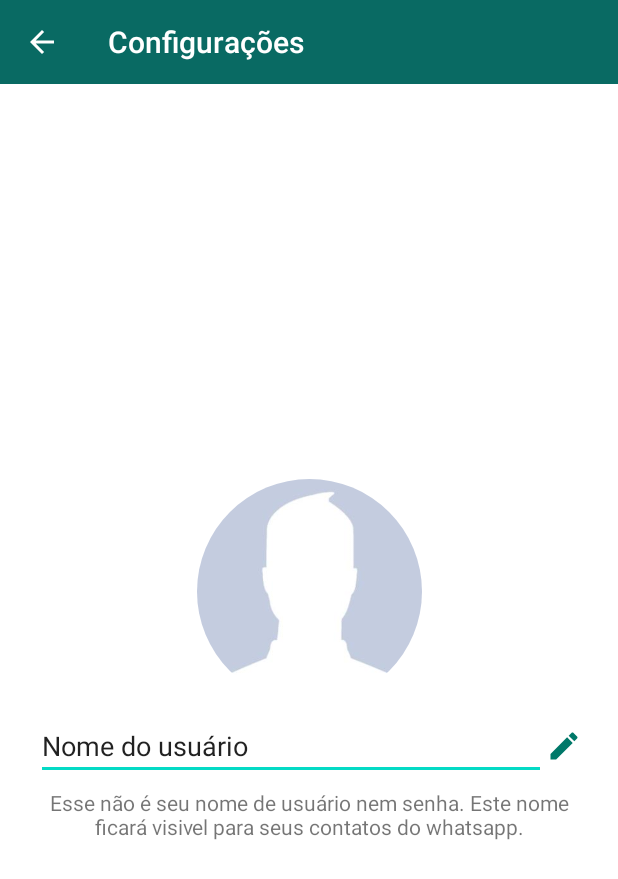
After one commit to AnthoniIP/WhatsAppCloneJavaAndroid, an Android app: the ConfigActivity screen opened directly, with no data from a screen before it, on a phone screen of 412 x 824 dp. The commit adds this screen. Shown: the top 879 px of the screen. Run offline under Robolectric (Android 15) with nearby library versions, the phone set to English and light mode, and no system bars; our stand-ins replace CircleImageView.

Commit message:
Criada tela de configurações, adicionado cadastro no firebase database na tela de cadastro.

```diff
--- a/app/build.gradle
+++ b/app/build.gradle
@@ -11,7 +11,7 @@ android {
         targetSdkVersion 29
         versionCode 1
         versionName "1.0"
-
+        android.defaultConfig.vectorDrawables.useSupportLibrary = true
         testInstrumentationRunner "androidx.test.runner.AndroidJUnitRunner"
     }
 
@@ -46,5 +46,7 @@ dependencies {
     //Optional: see how to use the utility.
     implementation 'com.ogaclejapan.smarttablayout:utils-v4:2.0.0@aar'
 
+    //lib para arredondamento de imagens
+    implementation 'de.hdodenhof:circleimageview:3.1.0'
 
 }
--- /dev/null
+++ b/app/src/main/java/com/aidev/whatsapp/activity/ConfigActivity.java
@@ -0,0 +1,31 @@
+package com.aidev.whatsapp.activity;
+
+import android.os.Bundle;
+import androidx.appcompat.widget.Toolbar;
+
+import androidx.annotation.Nullable;
+import androidx.appcompat.app.AppCompatActivity;
+
+import com.aidev.whatsapp.R;
+
+
+/*
+
+created by Anthoni Ipiranga
+
+*/   public class ConfigActivity extends AppCompatActivity {
+
+    Toolbar toolbar;
+
+    @Override
+    protected void onCreate(@Nullable Bundle savedInstanceState) {
+        super.onCreate(savedInstanceState);
+        setContentView(R.layout.activity_config);
+
+        toolbar = findViewById(R.id.toolbarPrincipal);
+        toolbar.setTitle("Configurações");
+        setSupportActionBar(toolbar);
+
+        getSupportActionBar().setDisplayHomeAsUpEnabled(true);
+    }
+}
--- /dev/null
+++ b/app/src/main/res/drawable/ic_baseline_create_24.xml
@@ -0,0 +1,5 @@
+<vector android:height="24dp" android:tint="#007869"
+    android:viewportHeight="24" android:viewportWidth="24"
+    android:width="24dp" xmlns:android="http://schemas.android.com/apk/res/android">
+    <path android:fillColor="@android:color/white" android:pathData="M3,17.25V21h3.75L17.81,9.94l-3.75,-3.75L3,17.25zM20.71,7.04c0.39,-0.39 0.39,-1.02 0,-1.41l-2.34,-2.34c-0.39,-0.39 -1.02,-0.39 -1.41,0l-1.83,1.83 3.75,3.75 1.83,-1.83z"/>
+</vector>
--- /dev/null
+++ b/app/src/main/res/layout/activity_config.xml
@@ -0,0 +1,90 @@
+<?xml version="1.0" encoding="utf-8"?>
+<androidx.constraintlayout.widget.ConstraintLayout xmlns:android="http://schemas.android.com/apk/res/android"
+    xmlns:app="http://schemas.android.com/apk/res-auto"
+    xmlns:tools="http://schemas.android.com/tools"
+    android:layout_width="match_parent"
+    android:layout_height="match_parent"
+    android:background="@color/common_google_signin_btn_text_dark_default"
+    android:orientation="vertical">
+
+    <include
+        android:id="@+id/include"
+        layout="@layout/toolbar"
+        android:layout_width="match_parent"
+        android:layout_height="wrap_content"
+        app:layout_constraintEnd_toEndOf="parent"
+        app:layout_constraintStart_toStartOf="parent"
+        app:layout_constraintTop_toTopOf="parent"></include>
+
+    <de.hdodenhof.circleimageview.CircleImageView
+        android:id="@+id/circleImageView_fotoPerfil"
+        android:layout_width="150dp"
+        android:layout_height="150dp"
+        android:background="@color/common_google_signin_btn_text_dark_default"
+        android:src="@drawable/padrao"
+        app:civ_border_color="@android:color/white"
+        app:civ_border_width="0dp"
+
+        app:layout_constraintBottom_toTopOf="@+id/nome_layout"
+        app:layout_constraintEnd_toEndOf="parent"
+        app:layout_constraintHorizontal_bias="0.5"
+        app:layout_constraintStart_toStartOf="parent"
+        app:layout_constraintTop_toBottomOf="@+id/include"
+        app:layout_constraintVertical_chainStyle="packed" />
+
+    <LinearLayout
+        android:id="@+id/nome_layout"
+        android:layout_width="0dp"
+        android:layout_height="wrap_content"
+        android:layout_marginStart="8dp"
+        android:layout_marginLeft="8dp"
+        android:layout_marginEnd="8dp"
+        android:layout_marginRight="8dp"
+        android:background="@color/common_google_signin_btn_text_dark_default"
+        android:orientation="horizontal"
+        android:paddingLeft="16dp"
+        android:paddingTop="5dp"
+        android:paddingRight="16dp"
+        android:paddingBottom="5dp"
+        app:layout_constraintBottom_toTopOf="@+id/textView2"
+        app:layout_constraintEnd_toEndOf="parent"
+        app:layout_constraintHorizontal_bias="0.5"
+        app:layout_constraintStart_toStartOf="parent"
+        app:layout_constraintTop_toBottomOf="@+id/circleImageView_fotoPerfil">
+
+        <EditText
+            android:id="@+id/editTextTextPersonName"
+            android:layout_width="wrap_content"
+            android:layout_height="wrap_content"
+            android:layout_weight="1"
+            android:ems="10"
+            android:inputType="textPersonName"
+            android:text="Nome do usuário" />
+
+        <ImageView
+            android:id="@+id/imageView3"
+            android:layout_width="wrap_content"
+            android:layout_height="wrap_content"
+            android:layout_gravity="center_vertical"
+            android:background="@drawable/ic_baseline_create_24"
+            android:contentDescription="@string/sua_foto" />
+    </LinearLayout>
+
+    <TextView
+        android:id="@+id/textView2"
+        android:layout_width="0dp"
+        android:layout_height="wrap_content"
+        android:layout_marginStart="24dp"
+        android:layout_marginLeft="24dp"
+        android:layout_marginEnd="24dp"
+        android:layout_marginRight="24dp"
+        android:gravity="center"
+        android:text="@string/informe"
+        app:layout_constraintBottom_toBottomOf="parent"
+        app:layout_constraintEnd_toEndOf="parent"
+        app:layout_constraintHorizontal_bias="0.5"
+        app:layout_constraintStart_toStartOf="parent"
+        app:layout_constraintTop_toBottomOf="@+id/nome_layout" />
+
+
+</androidx.constraintlayout.widget.ConstraintLayout>
--- a/app/src/main/res/values/colors.xml
+++ b/app/src/main/res/values/colors.xml
@@ -5,4 +5,5 @@
     <color name="colorAccent">#03DAC5</color>
     <color name="verde">#096A63</color>
     <color name="verde_escuro">#075953</color>
+    <color name="cinza_claro">#EEEEEEEE</color>
 </resources>
--- a/app/src/main/res/values/strings.xml
+++ b/app/src/main/res/values/strings.xml
@@ -13,4 +13,6 @@
     <string name="sair">Sair</string>
     <!-- TODO: Remove or change this placeholder text -->
     <string name="hello_blank_fragment">Hello blank fragment</string>
+    <string name="informe">Esse não é seu nome de usuário nem senha. Este nome ficará visivel para seus contatos do whatsapp.</string>
+    <string name="sua_foto">Sua foto</string>
 </resources>
```
Also changed, not shown: app/src/main/AndroidManifest.xml (+5 -2 lines), app/src/main/java/com/aidev/whatsapp/activity/CadastroActivity.java (+25 -2 lines), app/src/main/java/com/aidev/whatsapp/activity/MainActivity.java (+11 -0 lines), app/src/main/java/com/aidev/whatsapp/helper/Base64Custom.java (added, +24 -0 lines), app/src/main/java/com/aidev/whatsapp/model/Usuario.java (+25 -0 lines), app/src/main/res/drawable/padrao.jpg (added).
